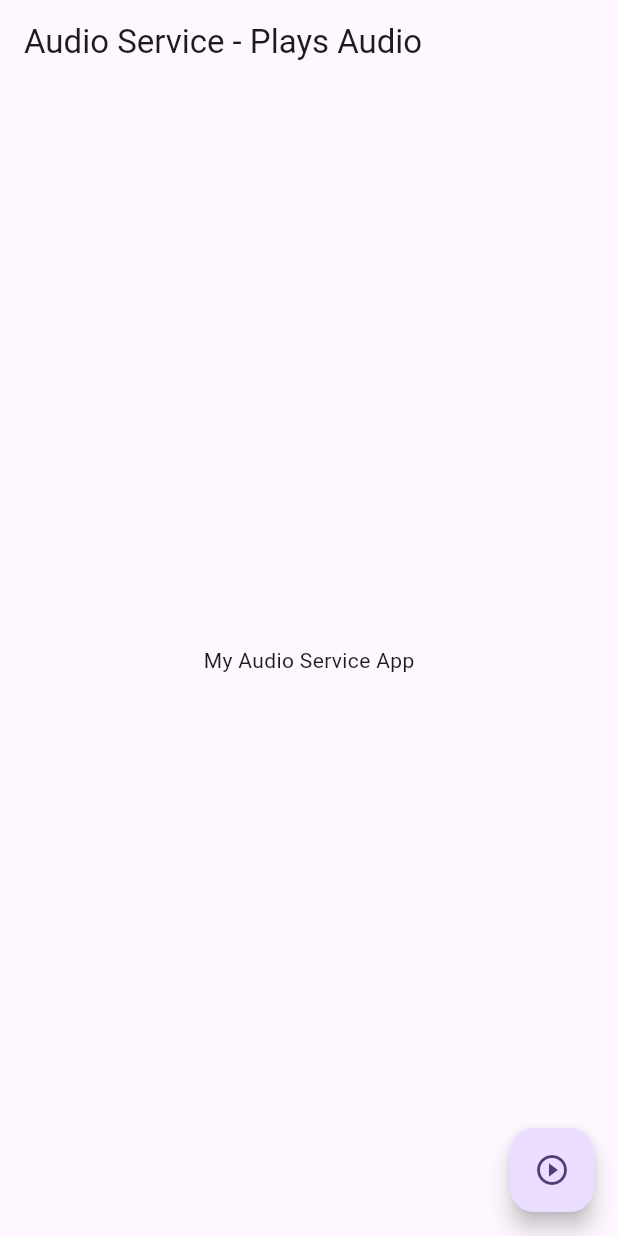
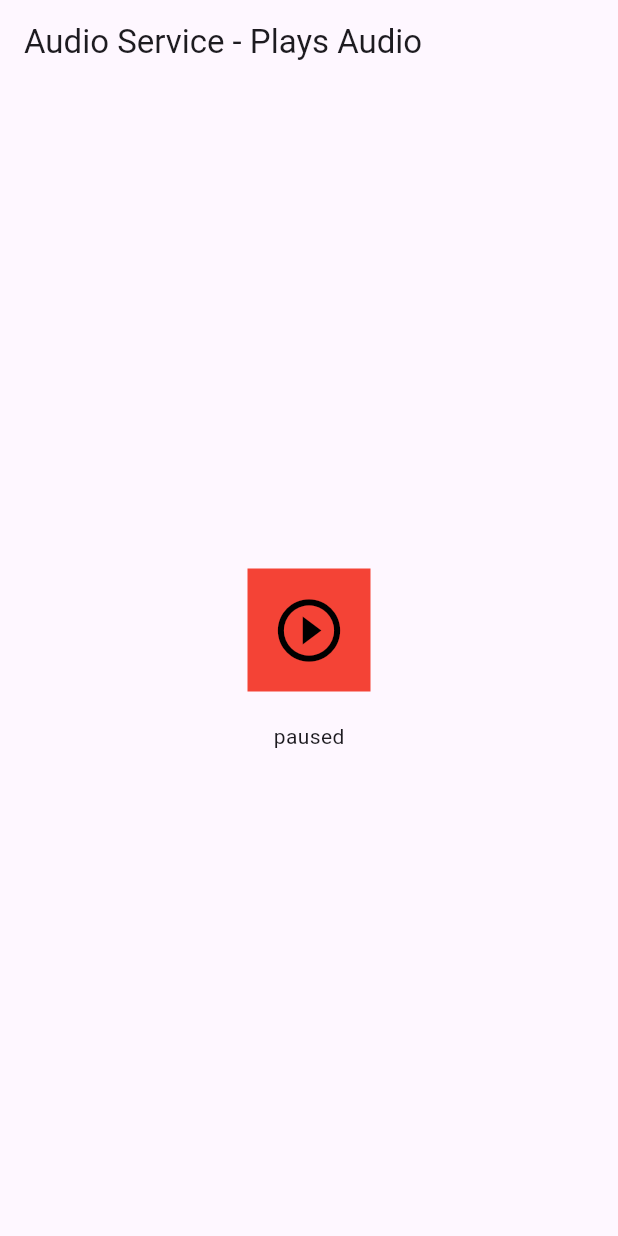
Before and after one commit to umarnjagitech/audio_app, a Flutter app: the screen it shows after launch, after a tap on the "play circle outline" icon, on a phone screen of 412 x 824 dp. Run offline on Flutter 3.47's test engine with Material 3 defaults, Android fonts, the phone set to English and light mode, and no system bars; missing offline and left inert: audio_manager, audio_query.

Commit message:
Audio Service: Attempting play action using local mp3 file.

```diff
--- a/lib/audioService.dart
+++ b/lib/audioService.dart
@@ -12,7 +12,42 @@ class MyAudioService extends StatefulWidget {
 
 class _MyAudioServiceState extends State<MyAudioService> {
 
-  var audioManagerInstance = AudioManager.instance;
+  final AudioManager audioManagerInstance = AudioManager.instance;
+  bool isPlaying = false;
+
+  @override
+  void initState(){
+    super.initState();
+    _setupAudio();
+  }
+
+  void _setupAudio () {
+    audioManagerInstance.onEvents((events, args) {
+      if (events == AudioManagerEvents.playstatus) {
+        setState(() {
+          isPlaying = args;
+        });
+      } else if (events == AudioManagerEvents.error) {
+        print("Audio error: $args");
+      }
+    }
+    );
+  }
+
+  void _playAudio(){
+    audioManagerInstance
+        .start(
+        "assets/Zawjaty.mp3",
+        "Zawjati",
+        auto: true,
+        desc: "My Wife Nasheed",
+        cover: "assets/zawjati.jpeg"
+    ).then((result) {
+      if (result != null) {
+        print("Audio start error: $result");
+      }
+    });
+  }
 
   @override
   Widget build(BuildContext context) {
@@ -22,30 +57,29 @@ class _MyAudioServiceState extends State<MyAudioService> {
       ),
       body: Center(
         child: Column(
-          mainAxisAlignment: MainAxisAlignment.center,
-          children: [
-            Container(
-              padding: EdgeInsets.all(4.0),
-              child: Text("My Audio Service App")
+            mainAxisAlignment: MainAxisAlignment.center,
+            children: [
+              GestureDetector(
+                onTap: _playAudio,
+                child: Container(
+                  padding: const EdgeInsets.all(16.0),
+                  color: Colors.red,
+                  child: const Icon(
+                      Icons.play_circle_outline_outlined,
+                    color: Colors.black,
+                    size: 50.0,
+                  ),
+                ),
               ),
-          ],
+              const SizedBox(height: 20,),
+              Text(isPlaying ? "Playing" : "paused"),
+            ],
+          ),
         ),
-      ),
-      floatingActionButton: FloatingActionButton(
-        onPressed: () {
-          audioManagerInstance
-              .start(
-              "assets/Zawjaty.mp3",
-              //"https://www.deezer.com/en/track/32759531"
-              "Zawjati",
-              desc: "My Wife Nasheed",
-              cover: "assets/zawjati.jpeg"
-          ).then((err) {
-            print(err);
-          });
-        },
-        child: Icon(Icons.play_circle_outline_outlined),
-      ),
+      /*floatingActionButton: FloatingActionButton(
+        onPressed: _playAudio,
+        child: Icon(isPlaying ? Icons.pause : Icons.play_arrow),
+      ),*/
     );
   }
 }
```
Also changed, not shown: assets/zawjati.jpeg (added), 1 other file.
